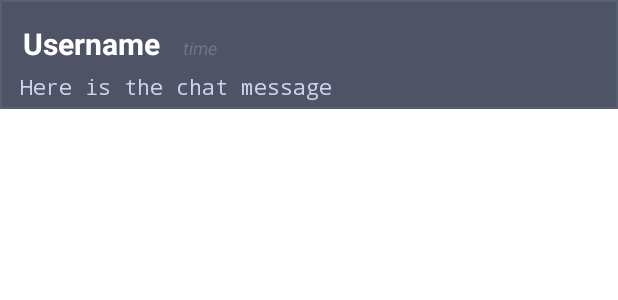
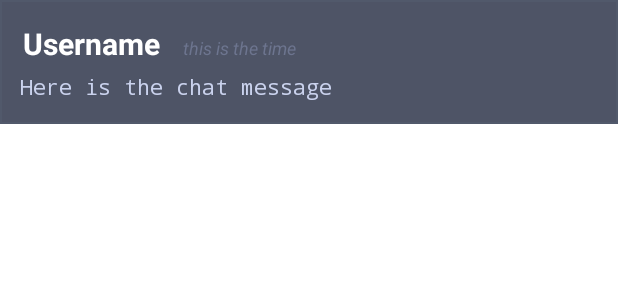
Before and after one commit to matiSzewczyk/ChatApp, an Android app: the layout message_item.xml on its own in the app's theme, with its tools: preview values and no code run, on a phone screen of 412 x 824 dp. Shown: the top 300 px of the screen. Run offline under Robolectric (Android 15) with nearby library versions, the phone set to English and light mode, and no system bars.

Commit message:
rework message_item to relative layout

```diff
--- a/app/src/main/java/com/example/chatapp/ChatActivity.kt
+++ b/app/src/main/java/com/example/chatapp/ChatActivity.kt
@@ -76,7 +76,6 @@ class ChatActivity : AppCompatActivity(), View.OnClickListener {
                             currentDateTime.toString()
                         )
                         chatViewModel.getPreviousMessage(realm, obj)
-//                        chatViewModel.sendMessage(realm, obj)
                     }
                     // DEBUG ONLY // isPrivate this to clear db
                     if (message == "cleardb") {
--- a/app/src/main/res/drawable/list_divider.xml
+++ b/app/src/main/res/drawable/list_divider.xml
@@ -1,8 +1,7 @@
 <?xml version="1.0" encoding="utf-8"?>
 <inset xmlns:android="http://schemas.android.com/apk/res/android">
-    <shape xmlns:android="http://schemas.android.com/apk/res/android"
-        android:shape="rectangle">
-        <stroke android:width="1dp" android:color="@color/theme_lighter"/>
+    <shape android:shape="rectangle">
+        <stroke android:width="1dp" android:color="@color/theme_medium"/>
         <solid android:color="@color/theme_darker"/>
     </shape>
 </inset>
--- a/app/src/main/res/layout/message_item.xml
+++ b/app/src/main/res/layout/message_item.xml
@@ -1,5 +1,6 @@
 <?xml version="1.0" encoding="utf-8"?>
-<androidx.constraintlayout.widget.ConstraintLayout xmlns:android="http://schemas.android.com/apk/res/android"
+<RelativeLayout
+    xmlns:android="http://schemas.android.com/apk/res/android"
     xmlns:app="http://schemas.android.com/apk/res-auto"
     xmlns:tools="http://schemas.android.com/tools"
     android:padding="5dp"
@@ -9,42 +10,40 @@
 
     <TextView
         android:id="@+id/messageUsername"
+        android:layout_alignParentTop="true"
         android:layout_width="wrap_content"
         android:layout_height="wrap_content"
         android:layout_marginTop="10dp"
         android:textStyle="bold"
         android:textSize="20sp"
         android:layout_marginStart="10dp"
-        tools:text="Username"
-        app:layout_constraintStart_toStartOf="parent"
-        app:layout_constraintTop_toTopOf="parent" />
+        tools:text="Username"/>
 
     <TextView
         android:id="@+id/messageText"
+        android:layout_below="@+id/messageUsername"
         android:layout_width="wrap_content"
         android:layout_height="wrap_content"
         android:layout_marginStart="8dp"
         android:layout_marginTop="5dp"
+        android:layout_marginBottom="10dp"
         android:fontFamily="monospace"
         android:textSize="14sp"
         android:textColor="@color/theme_font_message"
-        app:layout_constraintStart_toStartOf="parent"
-        app:layout_constraintTop_toBottomOf="@+id/messageUsername"
         tools:text="Here is the chat message" />
 
     <TextView
         android:id="@+id/messageTime"
         android:layout_width="wrap_content"
         android:layout_height="wrap_content"
+        android:layout_marginStart="15dp"
+        android:layout_alignBaseline="@+id/messageUsername"
+        android:layout_toEndOf="@+id/messageUsername"
         android:textColor="@color/theme_font_time"
-        android:layout_marginTop="18dp"
-        android:layout_marginStart="15dp"
         android:textSize="12sp"
         android:textStyle="italic"
-        app:layout_constraintStart_toEndOf="@+id/messageUsername"
-        app:layout_constraintTop_toTopOf="parent"
         tools:layout_editor_absoluteY="16dp"
-        tools:text="time" />
+        tools:text="this is the time" />
 
 
-</androidx.constraintlayout.widget.ConstraintLayout>
+</RelativeLayout>
--- a/app/src/main/res/values/colors.xml
+++ b/app/src/main/res/values/colors.xml
@@ -13,6 +13,7 @@
     <color name="theme_font_time">#6d758f</color>
     <color name="theme_font_message">#cad2ed</color>
     <color name="theme_darker">#4e5466</color>
+    <color name="theme_medium">#51596b</color>
     <color name="theme_lighter">#575f73</color>
     <color name="theme_lightest">#749cad</color>
 </resources>
```
